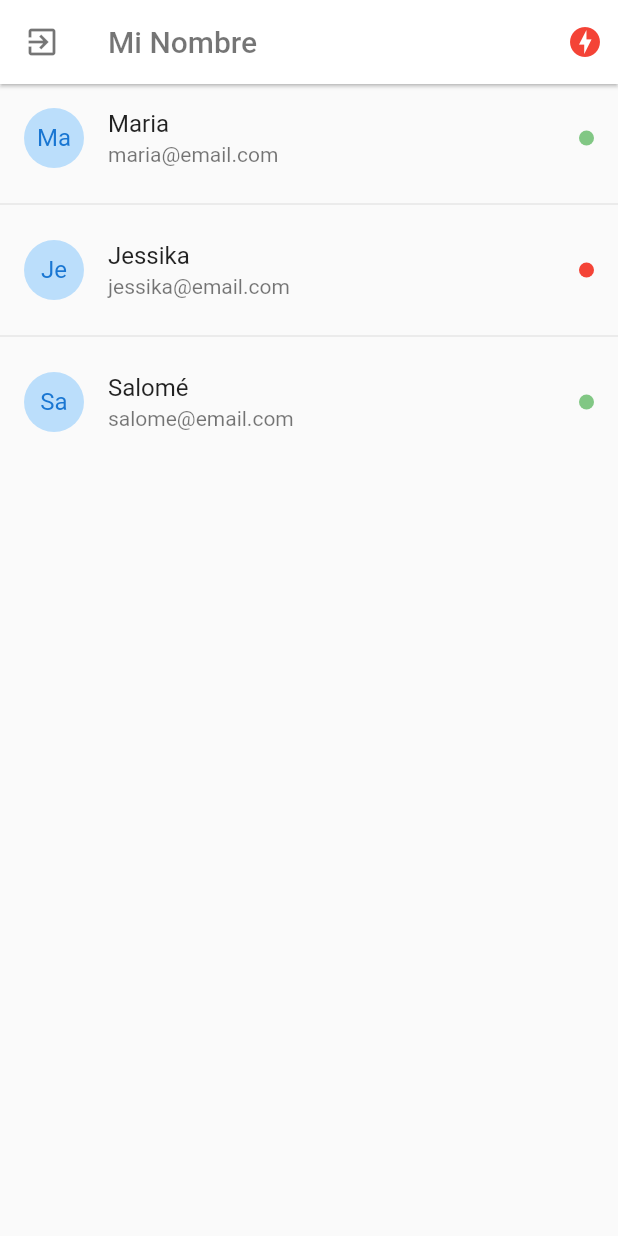
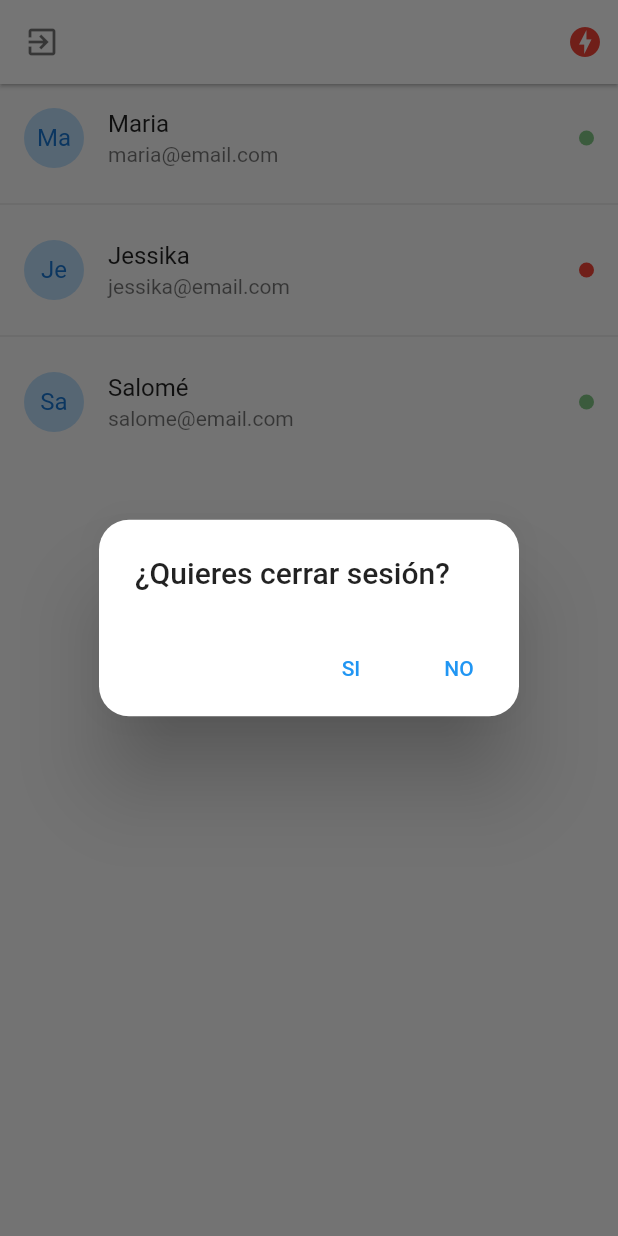
Before and after one commit to pablojcg/flutter-chat-app, a Flutter app: the UsersPage screen opened by its route, after a tap on the "exit to app" icon, on a phone screen of 412 x 824 dp. Run offline on Flutter 3.47's test engine with Material 2 defaults, Android fonts, the light colour scheme and no system bars; drawn by our look-alikes of pull_to_refresh; our stand-ins replace flutter_secure_storage; accounts and stored records are empty; network calls fail.

Commit message:
Fin sección 9 Login y registro

```diff
--- /dev/null
+++ b/lib/global/environment.dart
@@ -0,0 +1,13 @@
+import 'dart:io';
+
+class Environment {
+
+  static String apiUrl = Platform.isAndroid
+  ? 'http://192.168.20.59:3000/api/login/'
+  : 'http://localhost:3000/api/login/';
+
+  static String socketUrl = Platform.isAndroid
+  ? 'http://192.168.20.59:3000'
+  : 'http://localhost:3000';
+
+}
--- /dev/null
+++ b/lib/src/models/login_response_model.dart
@@ -0,0 +1,50 @@
+// To parse this JSON data, do
+//
+//     final loginResonse = loginResonseFromJson(jsonString);
+
+import 'dart:convert';
+
+import 'package:chat_pc/src/models/user_model.dart';
+
+LoginResonse loginResonseFromJson(String str) => LoginResonse.fromJson(json.decode(str));
+
+String loginResonseToJson(LoginResonse data) => json.encode(data.toJson());
+
+class LoginResonse {
+    LoginResonse({
+      required  this.ok,
+      required  this.msg,
+      this.user,
+      this.token,
+    });
+
+    bool ok;
+    String msg;
+    User? user;
+    String? token;
+
+    factory LoginResonse.fromJson(Map<String, dynamic> json) {
+
+      if(json.containsKey('user')){
+        return LoginResonse(
+          ok: json["ok"],
+          msg: json["msg"],
+          user: User.fromJson(json["user"]),
+          token: json["token"],
+        );
+      }
+
+      return LoginResonse(
+        ok: json["ok"],
+        msg: json["msg"]
+      );
+
+    }
+
+    Map<String, dynamic> toJson() => {
+        "ok": ok,
+        "msg": msg,
+        "user": user!.toJson(),
+        "token": token,
+    };
+}
--- a/lib/src/models/user_model.dart
+++ b/lib/src/models/user_model.dart
@@ -1,13 +1,37 @@
-class Usuario {
-  bool online;
-  String email;
-  String nombre;
-  String uid;
+// To parse this JSON data, do
+//
+//     final user = userFromJson(jsonString);
 
-  Usuario({
-    required this.online,
-    required this.email,
-    required this.nombre,
-    required this.uid
-  });
+import 'dart:convert';
+
+User userFromJson(String str) => User.fromJson(json.decode(str));
+
+String userToJson(User data) => json.encode(data.toJson());
+
+class User {
+    User({
+      required  this.online,
+      required  this.name,
+      required  this.email,
+      required  this.uid,
+    });
+
+    bool online;
+    String name;
+    String email;
+    String uid;
+
+    factory User.fromJson(Map<String, dynamic> json) => User(
+        online: json["online"],
+        name: json["name"],
+        email: json["email"],
+        uid: json["uid"],
+    );
+
+    Map<String, dynamic> toJson() => {
+        "online": online,
+        "name": name,
+        "email": email,
+        "uid": uid,
+    };
 }
--- a/lib/src/pages/users_page.dart
+++ b/lib/src/pages/users_page.dart
@@ -1,5 +1,8 @@
+import 'package:chat_pc/src/providers/auth_provider.dart';
+import 'package:chat_pc/src/widgets/show_alert_logout_widget.dart';
 import 'package:flutter/material.dart';
 import 'package:chat_pc/src/models/user_model.dart';
+import 'package:provider/provider.dart';
 import 'package:pull_to_refresh/pull_to_refresh.dart';
 
 
@@ -14,21 +17,28 @@ class _UsersPageState extends State<UsersPage> {
   RefreshController _refreshController = RefreshController(initialRefresh: false);
 
   final usuarios = [
-    Usuario(online: true, email: 'maria@email.com', nombre: 'Maria', uid: '1'),
-    Usuario(online: false, email: 'jessika@email.com', nombre: 'Jessika', uid: '2'),
-    Usuario(online: true, email: 'salome@email.com', nombre: 'Salomé', uid: '3')
+    User(online: true, email: 'maria@email.com', name: 'Maria', uid: '1'),
+    User(online: false, email: 'jessika@email.com', name: 'Jessika', uid: '2'),
+    User(online: true, email: 'salome@email.com', name: 'Salomé', uid: '3')
   ];
 
   @override
   Widget build(BuildContext context) {
+
+    final authProvider = Provider.of<AuthProvider>(context);
+
     return Scaffold(
       appBar: AppBar(
-        title: Text('Mi Nombre', style: TextStyle(color: Colors.black54),),
+        title: Text(authProvider.user!.name, style: TextStyle(color: Colors.black54),),
         elevation: 1.0,
         backgroundColor: Colors.white,
         leading: IconButton(
           icon: Icon(Icons.exit_to_app, color: Colors.black54),
-          onPressed: (){},
+          onPressed: (){
+            //TODO desconectar del socker service
+            print('Click Logout');
+            showAlertLogout(context);
+          },
         ),
         actions: [
           Container(
@@ -60,12 +70,12 @@ class _UsersPageState extends State<UsersPage> {
     );
   }
 
-  ListTile _usuarioListTitle(Usuario usuario) {
+  ListTile _usuarioListTitle(User usuario) {
     return ListTile(
-      title: Text(usuario.nombre),
+      title: Text(usuario.name),
       subtitle: Text(usuario.email),
       leading: CircleAvatar(
-        child: Text(usuario.nombre.substring(0,2)),
+        child: Text(usuario.name.substring(0,2)),
         backgroundColor: Colors.blue[100],
       ),
       trailing: Container(
--- a/lib/src/widgets/button_login.dart
+++ b/lib/src/widgets/button_login.dart
@@ -6,7 +6,7 @@ class ButtonLoginWidget extends StatelessWidget {
   final Color color;
   final double widthButton;
   final double heightButton;
-  final void Function() onPressed;
+  final void Function()? onPressed;
 
   const ButtonLoginWidget({
     Key? key,
@@ -14,7 +14,7 @@ class ButtonLoginWidget extends StatelessWidget {
     required this.color,
     required this.widthButton,
     required this.heightButton,
-    required this.onPressed
+    this.onPressed
   }) : super(key: key);
 
   @override
@@ -22,7 +22,7 @@ class ButtonLoginWidget extends StatelessWidget {
     return ElevatedButton(
       style: ButtonStyle(
         elevation: MaterialStateProperty.all<double>(2.0),
-        backgroundColor: MaterialStateProperty.all<Color>(this.color),
+        //backgroundColor: MaterialStateProperty.all<Color>(this.color),
         shape: MaterialStateProperty.all<OutlinedBorder>(StadiumBorder()),
       ),
       onPressed: this.onPressed,
--- /dev/null
+++ b/lib/src/widgets/show_alert_logout_widget.dart
@@ -0,0 +1,29 @@
+ import 'package:chat_pc/src/providers/auth_provider.dart';
+import 'package:flutter/material.dart';
+
+ showAlertLogout(BuildContext context){
+    showDialog(
+      context: context,
+      barrierDismissible: false,
+      builder: (context) {
+        return AlertDialog(
+          shape: RoundedRectangleBorder(borderRadius: BorderRadius.circular(20.0)),
+          title: Text('¿Quieres cerrar sesión?'),
+          actions: <Widget>[
+            TextButton(
+              onPressed: () {
+                AuthProvider.deleteToken();
+                //Navigator.pushReplacementNamed(context, 'login');
+                Navigator.of(context).pushNamedAndRemoveUntil('login', (Route<dynamic> route) => false);
+              },
+              child: Text('SI')
+            ),
+            TextButton(
+              onPressed: () => Navigator.of(context).pop(),
+              child: Text('NO')
+            )
+          ],
+        );
+      }
+    );
+ }
--- a/pubspec.yaml
+++ b/pubspec.yaml
@@ -29,6 +29,9 @@ dependencies:
   # Use with the CupertinoIcons class for iOS style icons.
   cupertino_icons: ^1.0.2
   pull_to_refresh: ^2.0.0
+  provider: ^5.0.0
+  http: ^0.13.3
+  flutter_secure_storage: ^4.2.0
 
 dev_dependencies:
   flutter_test:
```
Also changed, not shown: lib/main.dart (+12 -5 lines), lib/src/pages/loading_page.dart (+32 -3 lines), lib/src/pages/login_page.dart (+17 -3 lines), lib/src/pages/register_page.dart (+18 -4 lines), lib/src/providers/auth_provider.dart (added, +130 -0 lines), lib/src/widgets/show_alert_widget.dart (added, +43 -0 lines), pubspec.lock, 1 other file.
